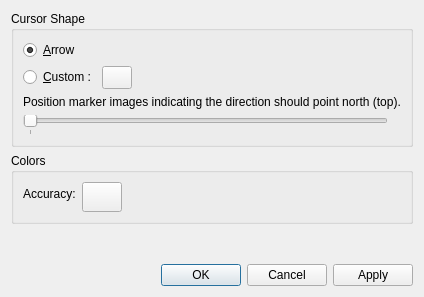
Before: the Qt Designer form src/plugins/render/positionmarker/PositionMarkerConfigWidget.ui in KDE/marble, drawn with Qt 5.
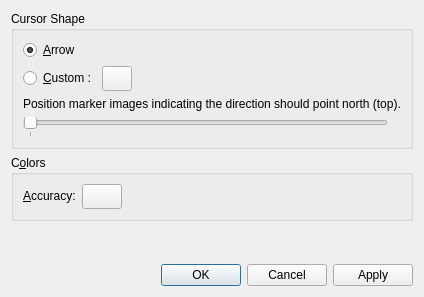
After: the same form once the commit is applied.

Commit message: Some UI tweaking (button sizes, accelerators, font size).

What changed in the file:
```diff
--- a/src/plugins/render/positionmarker/PositionMarkerConfigWidget.ui
+++ b/src/plugins/render/positionmarker/PositionMarkerConfigWidget.ui
@@ -6,7 +6,7 @@
    <rect>
     <x>0</x>
     <y>0</y>
-    <width>410</width>
+    <width>413</width>
     <height>297</height>
    </rect>
   </property>
@@ -150,13 +150,16 @@
    <item>
     <widget class="QGroupBox" name="groupBox_2">
      <property name="title">
-      <string>Colors</string>
+      <string>C&amp;olors</string>
      </property>
      <layout class="QFormLayout" name="formLayout">
       <item row="0" column="0">
        <widget class="QLabel" name="m_accuracyLabel">
         <property name="text">
-         <string>Accuracy:</string>
+         <string>&amp;Accuracy:</string>
+        </property>
+        <property name="buddy">
+         <cstring>m_acColorChooserButton</cstring>
         </property>
        </widget>
       </item>
@@ -171,7 +174,7 @@
         <property name="minimumSize">
          <size>
           <width>30</width>
-          <height>30</height>
+          <height>25</height>
          </size>
         </property>
         <property name="text">
```
Left out of the diff: 3 changed lines with no effect on the pictures. The commit also changes 1 other file.
